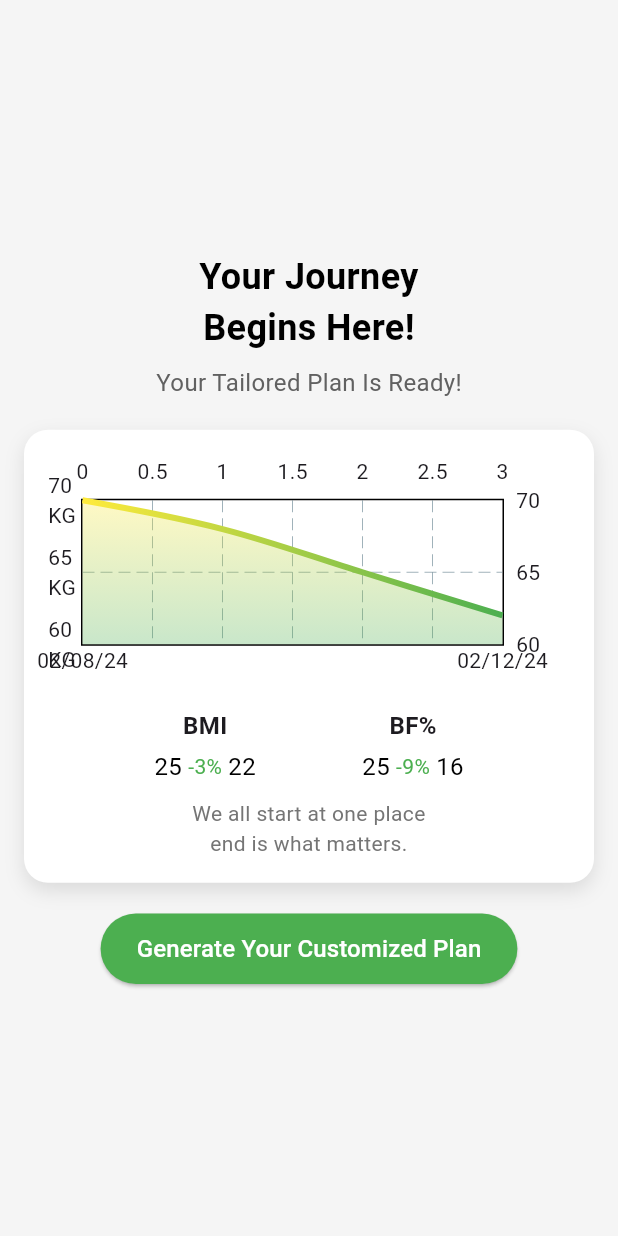
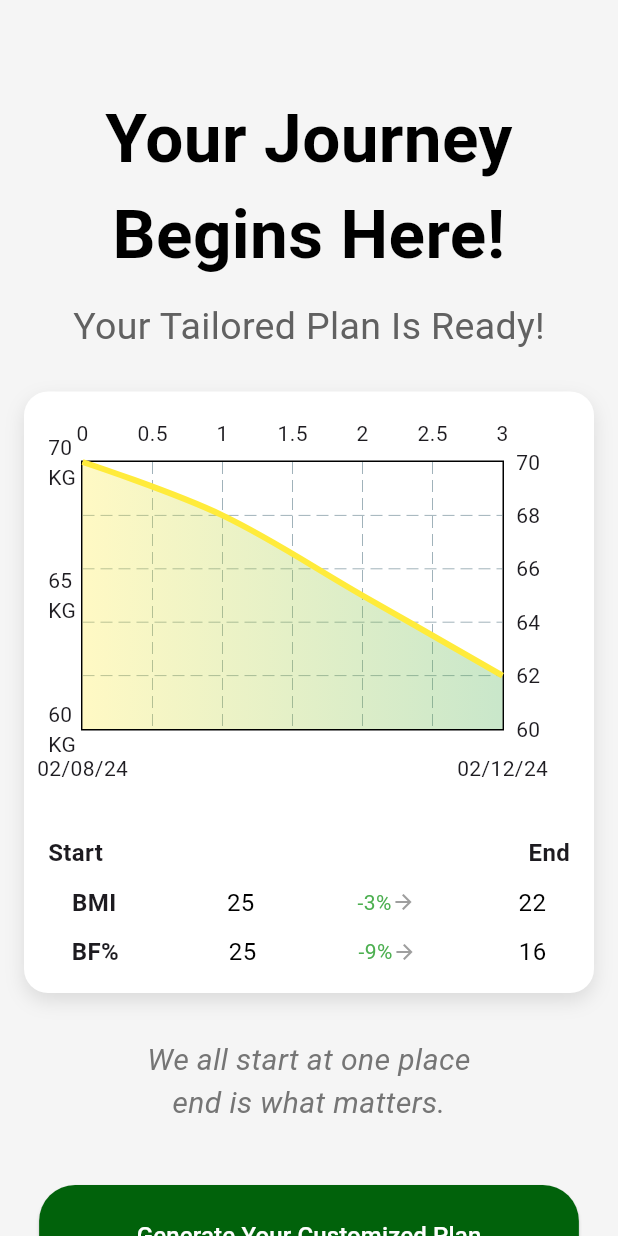
Before and after one commit to PramudithaWeerakoon/HND_FINAL_HOME-COUCH, a Flutter app: the CustomizedPlanScreen screen opened directly, on a phone screen of 412 x 824 dp. Run offline on Flutter 3.47's test engine with Material 3 defaults, Android fonts, the phone set to English and light mode, and no system bars; drawn by our look-alikes of fl_chart; our stand-ins replace curved_navigation_bar, font_awesome_flutter.

Commit message:
Add TFLite Flutter plugin and update various components for consistency and creation on q19 dart(plan)

```diff
--- a/q1/lib/components/login/text_field.dart
+++ b/q1/lib/components/login/text_field.dart
@@ -7,12 +7,12 @@ class MyTextField extends StatefulWidget {
   final FormFieldValidator<String>? validator;
 
   const MyTextField({
-    Key? key,
+    super.key,
     required this.controller,
     required this.hintText,
     required this.obscureText,
     this.validator,
-  }) : super(key: key);
+  });
 
   @override
   _MyTextFieldState createState() => _MyTextFieldState();
--- a/q1/lib/components/menuBar/menuBar.dart
+++ b/q1/lib/components/menuBar/menuBar.dart
@@ -8,10 +8,10 @@ class BottomMenuBar extends StatelessWidget {
   final Function(int) onTabSelected;
 
   const BottomMenuBar({
-    Key? key,
+    super.key,
     required this.currentIndex,
     required this.onTabSelected,
-  }) : super(key: key);
+  });
 
   @override
   Widget build(BuildContext context) {
--- a/q1/lib/main.dart
+++ b/q1/lib/main.dart
@@ -4,6 +4,7 @@ import 'package:q1/pages/q2.dart';
 import 'package:q1/pages/Home.dart';
 import 'pages/login_page.dart';
 import 'pages/register_page.dart';
+import 'pages/q19.dart';
 
 void main() {
   runApp(const MyApp());
@@ -23,6 +24,7 @@ class MyApp extends StatelessWidget {
         '/question1': (context) => const Q1Page(),
         '/question2': (context) => const Q2Page(),
         '/home': (context) => const HomePage(),
+        '/q19': (context) => CustomizedPlanScreen(),
 
       },
     );
--- a/q1/lib/pages/Home.dart
+++ b/q1/lib/pages/Home.dart
@@ -2,7 +2,7 @@ import 'package:flutter/material.dart';
 import 'package:q1/components/menuBar/menuBar.dart'; // Adjust the path based on your project structure
 
 class HomePage extends StatefulWidget {
-  const HomePage({Key? key}) : super(key: key);
+  const HomePage({super.key});
 
   @override
   _HomePageState createState() => _HomePageState();
--- a/q1/lib/pages/q15.dart
+++ b/q1/lib/pages/q15.dart
@@ -10,7 +10,7 @@ class Q15Screen extends StatefulWidget {
 
 class _Q15ScreenState extends State<Q15Screen> {
   // List to hold the selected muscle group indices
-  List<int> _selectedGroups = [];
+  final List<int> _selectedGroups = [];
 
   // Define image paths for each muscle group (update paths as necessary)
   final String chestImagePath = 'lib/assets/Skinny.png';
--- a/q1/lib/pages/q19.dart
+++ b/q1/lib/pages/q19.dart
@@ -6,29 +6,31 @@ class CustomizedPlanScreen extends StatelessWidget {
   Widget build(BuildContext context) {
     return Scaffold(
       backgroundColor: Colors.grey[100],
-      body: Padding(
-        padding: const EdgeInsets.symmetric(horizontal: 16.0),
+      body: SingleChildScrollView(
+        child: Padding(
+          padding: const EdgeInsets.symmetric(horizontal: 16.0, vertical: 20.0),
           child: Column(
-          mainAxisAlignment: MainAxisAlignment.center,
+            mainAxisAlignment: MainAxisAlignment.start,
             children: [
+              const SizedBox(height: 40), // Reduced top padding
               Text(
                 "Your Journey\nBegins Here!",
                 textAlign: TextAlign.center,
                 style: TextStyle(
-                fontSize: 24,
+                  fontSize: 45,
                   fontWeight: FontWeight.bold,
                   color: Colors.black,
                 ),
               ),
-            SizedBox(height: 8),
+              SizedBox(height: 12),
               Text(
                 "Your Tailored Plan Is Ready!",
                 style: TextStyle(
-                fontSize: 16,
+                  fontSize: 25,
                   color: Colors.grey[700],
                 ),
               ),
-            SizedBox(height: 20),
+              SizedBox(height: 25),
               Container(
                 padding: EdgeInsets.all(16),
                 decoration: BoxDecoration(
@@ -44,9 +46,9 @@ class CustomizedPlanScreen extends StatelessWidget {
                 ),
                 child: Column(
                   children: [
-                  // Actual Line Chart
+                    // Stretched Line Chart
                     Container(
-                    height: 150,
+                      height: 250, // Increased height to stretch the chart
                       child: LineChart(
                         LineChartData(
                           minX: 0,
@@ -58,12 +60,23 @@ class CustomizedPlanScreen extends StatelessWidget {
                               sideTitles: SideTitles(
                                 showTitles: true,
                                 interval: 1,
+                                reservedSize: 40, // Allocates space for titles
                                 getTitlesWidget: (value, meta) {
                                   switch (value.toInt()) {
                                     case 0:
-                                    return Text("02/08/24");
+                                      return Padding(
+                                        padding: EdgeInsets.only(
+                                            top:
+                                                15), // Adjusted top padding to lower text
+                                        child: Text("02/08/24"),
+                                      );
                                     case 3:
-                                    return Text("02/12/24");
+                                      return Padding(
+                                        padding: EdgeInsets.only(
+                                            top:
+                                                15), // Adjusted top padding to lower text
+                                        child: Text("02/12/24"),
+                                      );
                                     default:
                                       return Text("");
                                   }
@@ -89,16 +102,17 @@ class CustomizedPlanScreen extends StatelessWidget {
                                 FlSpot(3, 62),
                               ],
                               isCurved: true,
-                            colors: [Colors.yellow, Colors.green],
+                              color: Colors.yellow,
                               barWidth: 4,
                               belowBarData: BarAreaData(
                                 show: true,
+                                gradient: LinearGradient(
                                   colors: [
                                     Colors.yellow.withOpacity(0.3),
                                     Colors.green.withOpacity(0.3),
                                   ],
-                              gradientFrom: Offset(0, 0),
-                              gradientTo: Offset(0, 1),
+                                  stops: [0.0, 1.0],
+                                ),
                               ),
                               dotData: FlDotData(show: false),
                             ),
@@ -106,31 +120,47 @@ class CustomizedPlanScreen extends StatelessWidget {
                         ),
                       ),
                     ),
-                  SizedBox(height: 20),
+                    SizedBox(
+                        height: 30), // Increased spacing above the stats row
+                    // Labels for "Start" and "End"
                     Row(
-                    mainAxisAlignment: MainAxisAlignment.spaceEvenly,
+                      mainAxisAlignment: MainAxisAlignment.spaceBetween,
                       children: [
-                      _buildStatColumn("BMI", "25", "-3%", "22"),
-                      _buildStatColumn("BF%", "25", "-9%", "16"),
+                        Text("Start",
+                            style: TextStyle(
+                                fontSize: 16, fontWeight: FontWeight.bold)),
+                        Text("End",
+                            style: TextStyle(
+                                fontSize: 16, fontWeight: FontWeight.bold)),
                       ],
                     ),
                     SizedBox(height: 10),
+                    Column(
+                      children: [
+                        _buildStatRow("BMI", "25", "-3%", "22"),
+                        SizedBox(height: 10),
+                        _buildStatRow("BF%", "25", "-9%", "16"),
+                      ],
+                    ),
+                  ],
+                ),
+              ),
+              SizedBox(height: 30),
+              // Moved this text above the button
               Text(
                 "We all start at one place\nend is what matters.",
                 textAlign: TextAlign.center,
                 style: TextStyle(
                   color: Colors.grey[600],
-                      fontSize: 14,
+                  fontSize: 20,
+                  fontStyle: FontStyle.italic,
                 ),
               ),
-                ],
-              ),
-            ),
-            SizedBox(height: 20),
+              SizedBox(height: 40),
               ElevatedButton(
                 style: ElevatedButton.styleFrom(
-                padding: EdgeInsets.symmetric(horizontal: 24, vertical: 12),
-                backgroundColor: Colors.green,
+                  padding: EdgeInsets.symmetric(horizontal: 65, vertical: 22),
+                    backgroundColor: Color(0xFF01620B),
                   shape: RoundedRectangleBorder(
                     borderRadius: BorderRadius.circular(24),
                   ),
@@ -146,33 +176,28 @@ class CustomizedPlanScreen extends StatelessWidget {
             ],
           ),
         ),
+      ),
     );
   }
 
-  Widget _buildStatColumn(
-      String title, String start, String change, String end) {
-    return Column(
+  Widget _buildStatRow(String title, String start, String change, String end) {
+    return Row(
+      mainAxisAlignment: MainAxisAlignment.spaceAround,
       children: [
         Text(title,
             style: TextStyle(fontSize: 16, fontWeight: FontWeight.bold)),
-        SizedBox(height: 4),
+        SizedBox(width: 10),
+        Text(start, style: TextStyle(fontSize: 16, color: Colors.black)),
+        SizedBox(width: 5),
         Row(
           children: [
-            Text(start, style: TextStyle(fontSize: 16, color: Colors.black)),
-            SizedBox(width: 4),
-            Text(
-              change,
-              style: TextStyle(fontSize: 14, color: Colors.green),
-            ),
-            SizedBox(width: 4),
-            Text(end, style: TextStyle(fontSize: 16, color: Colors.black)),
+            Text(change, style: TextStyle(fontSize: 14, color: Colors.green)),
+            Icon(Icons.arrow_forward, size: 16, color: Colors.grey),
           ],
         ),
+        SizedBox(width: 5),
+        Text(end, style: TextStyle(fontSize: 16, color: Colors.black)),
       ],
     );
   }
 }
-
-void main() => runApp(MaterialApp(
-      home: CustomizedPlanScreen(),
-    ));
```
Also changed, not shown: q1/pubspec.yaml (+4 -4 lines), q1/pubspec.lock, 3 other files. Lines whose indentation alone changed are shown as unchanged.
